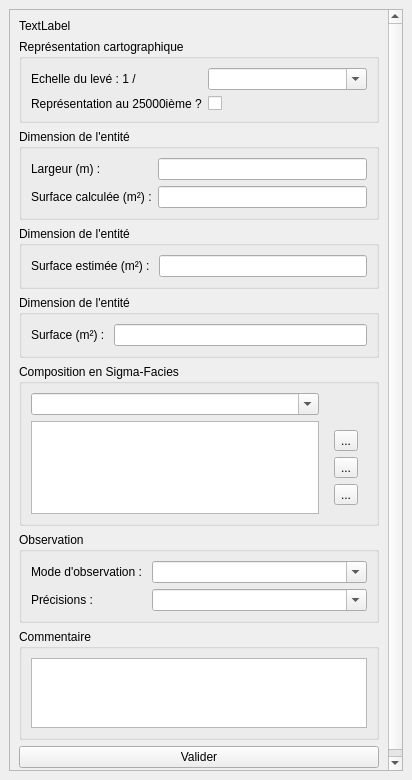
First picture: the form in src/ui/form_uvc.ui, repository IGNF/saisie_carhab, before the edit.
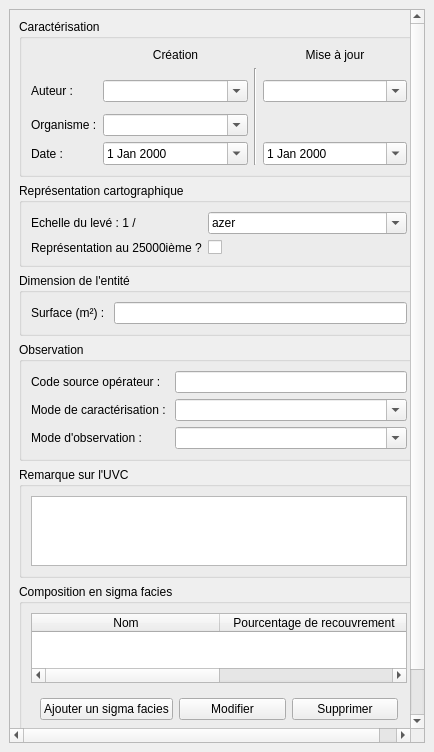
Second picture: the form after the edit. Icons and pictures are not drawn.

Patch:
```diff
--- a/src/ui/form_uvc.ui
+++ b/src/ui/form_uvc.ui
@@ -6,8 +6,8 @@
    <rect>
     <x>0</x>
     <y>0</y>
-    <width>412</width>
-    <height>780</height>
+    <width>434</width>
+    <height>752</height>
    </rect>
   </property>
   <property name="windowTitle">
@@ -25,16 +25,101 @@
         <rect>
          <x>0</x>
          <y>0</y>
-         <width>392</width>
-         <height>738</height>
+         <width>414</width>
+         <height>710</height>
         </rect>
        </property>
        <layout class="QVBoxLayout" name="verticalLayout">
         <item>
-         <widget class="QLabel" name="label_info">
-          <property name="text">
-           <string>TextLabel</string>
+         <widget class="QGroupBox" name="groupBox_3">
+          <property name="title">
+           <string>Caractérisation</string>
           </property>
+          <layout class="QGridLayout" name="gridLayout" columnstretch="5,15,1,15">
+           <item row="1" column="1">
+            <widget class="QLabel" name="label_7">
+             <property name="text">
+              <string>Création</string>
+             </property>
+             <property name="alignment">
+              <set>Qt::AlignCenter</set>
+             </property>
+            </widget>
+           </item>
+           <item row="1" column="3">
+            <widget class="QLabel" name="label_8">
+             <property name="text">
+              <string>Mise à jour</string>
+             </property>
+             <property name="alignment">
+              <set>Qt::AlignCenter</set>
+             </property>
+            </widget>
+           </item>
+           <item row="2" column="2" rowspan="6">
+            <widget class="Line" name="line">
+             <property name="orientation">
+              <enum>Qt::Vertical</enum>
+             </property>
+            </widget>
+           </item>
+           <item row="4" column="0">
+            <widget class="QLabel" name="label_4">
+             <property name="text">
+              <string>Auteur :</string>
+             </property>
+            </widget>
+           </item>
+           <item row="4" column="1">
+            <widget class="QComboBox" name="aut_crea">
+             <property name="editable">
+              <bool>true</bool>
+             </property>
+            </widget>
+           </item>
+           <item row="4" column="3">
+            <widget class="QComboBox" name="aut_maj">
+             <property name="editable">
+              <bool>true</bool>
+             </property>
+            </widget>
+           </item>
+           <item row="6" column="0">
+            <widget class="QLabel" name="label_5">
+             <property name="text">
+              <string>Organisme :</string>
+             </property>
+            </widget>
+           </item>
+           <item row="6" column="1">
+            <widget class="QComboBox" name="orga_crea">
+             <property name="editable">
+              <bool>true</bool>
+             </property>
+            </widget>
+           </item>
+           <item row="7" column="0">
+            <widget class="QLabel" name="label_6">
+             <property name="text">
+              <string>Date :</string>
+             </property>
+            </widget>
+           </item>
+           <item row="7" column="1">
+            <widget class="QDateEdit" name="date_crea">
+             <property name="calendarPopup">
+              <bool>true</bool>
+             </property>
+            </widget>
+           </item>
+           <item row="7" column="3">
+            <widget class="QDateEdit" name="date_maj">
+             <property name="calendarPopup">
+              <bool>true</bool>
+             </property>
+            </widget>
+           </item>
+          </layout>
          </widget>
         </item>
         <item>
@@ -55,13 +140,56 @@
              <property name="editable">
               <bool>true</bool>
              </property>
-            </widget>
-           </item>
-           <item row="1" column="1">
-            <widget class="QCheckBox" name="checkBox">
-             <property name="text">
-              <string/>
-             </property>
+             <item>
+              <property name="text">
+               <string>azer</string>
+              </property>
+             </item>
+             <item>
+              <property name="text">
+               <string>poiu</string>
+              </property>
+             </item>
+             <item>
+              <property name="text">
+               <string>qlksjdf</string>
+              </property>
+             </item>
+             <item>
+              <property name="text">
+               <string>jivoc</string>
+              </property>
+             </item>
+             <item>
+              <property name="text">
+               <string>hnbv</string>
+              </property>
+             </item>
+             <item>
+              <property name="text">
+               <string>1235</string>
+              </property>
+             </item>
+             <item>
+              <property name="text">
+               <string>12cvc</string>
+              </property>
+             </item>
+             <item>
+              <property name="text">
+               <string>df565</string>
+              </property>
+             </item>
+             <item>
+              <property name="text">
+               <string>azertyf</string>
+              </property>
+             </item>
+             <item>
+              <property name="text">
+               <string>jivhoc</string>
+              </property>
+             </item>
             </widget>
            </item>
            <item row="1" column="0">
@@ -71,57 +199,12 @@
              </property>
             </widget>
            </item>
-          </layout>
-         </widget>
-        </item>
-        <item>
-         <widget class="QGroupBox" name="groupBox_dim_line">
-          <property name="title">
-           <string>Dimension de l'entité</string>
-          </property>
-          <layout class="QFormLayout" name="formLayout_5">
-           <item row="0" column="0">
-            <widget class="QLabel" name="label_8">
+           <item row="1" column="1">
+            <widget class="QCheckBox" name="repr_carto">
              <property name="text">
-              <string>Largeur (m) : </string>
+              <string/>
              </property>
             </widget>
-           </item>
-           <item row="0" column="1">
-            <widget class="QLineEdit" name="larg_lin"/>
-           </item>
-           <item row="2" column="0">
-            <widget class="QLabel" name="label_12">
-             <property name="text">
-              <string>Surface calculée (m²) :</string>
-             </property>
-            </widget>
-           </item>
-           <item row="2" column="1">
-            <widget class="QLineEdit" name="surf_uvc">
-             <property name="readOnly">
-              <bool>true</bool>
-             </property>
-            </widget>
-           </item>
-          </layout>
-         </widget>
-        </item>
-        <item>
-         <widget class="QGroupBox" name="groupBox_dim_point">
-          <property name="title">
-           <string>Dimension de l'entité</string>
-          </property>
-          <layout class="QFormLayout" name="formLayout_6">
-           <item row="0" column="0">
-            <widget class="QLabel" name="label_10">
-             <property name="text">
-              <string>Surface estimée (m²) : </string>
-             </property>
-            </widget>
-           </item>
-           <item row="0" column="1">
-            <widget class="QLineEdit" name="surf_uvc_2"/>
            </item>
           </layout>
          </widget>
@@ -149,64 +232,6 @@
           </layout>
          </widget>
         </item>
-        <item>
-         <widget class="QGroupBox" name="groupBox_dim_point_2">
-          <property name="title">
-           <string>Composition en Sigma-Facies</string>
-          </property>
-          <layout class="QGridLayout" name="gridLayout">
-           <item row="1" column="2">
-            <widget class="QListWidget" name="list_sf"/>
-           </item>
-           <item row="1" column="3">
-            <widget class="QWidget" name="widget" native="true">
-             <layout class="QVBoxLayout" name="verticalLayout_4">
-              <item>
-               <widget class="QToolButton" name="psh_btn_add_sf">
-                <property name="text">
-                 <string>...</string>
-                </property>
-                <property name="icon">
-                 <iconset>
-                  <normaloff>:/plugins/SaisieCarhab/resources/img/add_element.png</normaloff>:/plugins/SaisieCarhab/resources/img/add_element.png</iconset>
-                </property>
-               </widget>
-              </item>
-              <item>
-               <widget class="QToolButton" name="psh_btn_del_sf">
-                <property name="text">
-                 <string>...</string>
-                </property>
-                <property name="icon">
-                 <iconset>
-                  <normaloff>:/plugins/SaisieCarhab/resources/img/close_job.png</normaloff>:/plugins/SaisieCarhab/resources/img/close_job.png</iconset>
-                </property>
-               </widget>
-              </item>
-              <item>
-               <widget class="QToolButton" name="psh_btn_see_sf">
-                <property name="text">
-                 <string>...</string>
-                </property>
-                <property name="icon">
-                 <iconset>
-                  <normaloff>:/plugins/SaisieCarhab/resources/img/see_element.png</normaloff>:/plugins/SaisieCarhab/resources/img/see_element.png</iconset>
-                </property>
-               </widget>
-              </item>
-             </layout>
-            </widget>
-           </item>
-           <item row="0" column="2">
-            <widget class="QComboBox" name="cb_box_compo_sf">
-             <property name="editable">
-              <bool>true</bool>
-             </property>
-            </widget>
-           </item>
-          </layout>
-         </widget>
-        </item>
         <item>
          <widget class="QGroupBox" name="groupBox_8">
           <property name="title">
@@ -214,19 +239,36 @@
           </property>
           <layout class="QFormLayout" name="formLayout_8">
            <item row="0" column="0">
+            <widget class="QLabel" name="label_15">
+             <property name="text">
+              <string>Code source opérateur : </string>
+             </property>
+            </widget>
+           </item>
+           <item row="0" column="1">
+            <widget class="QLineEdit" name="cd_src_op"/>
+           </item>
+           <item row="1" column="0">
             <widget class="QLabel" name="label_13">
              <property name="text">
+              <string>Mode de caractérisation : </string>
+             </property>
+            </widget>
+           </item>
+           <item row="1" column="1">
+            <widget class="QComboBox" name="mode_carac">
+             <property name="editable">
+              <bool>true</bool>
+             </property>
+            </widget>
+           </item>
+           <item row="2" column="0">
+            <widget class="QLabel" name="label_14">
+             <property name="text">
               <string>Mode d'observation : </string>
              </property>
             </widget>
            </item>
-           <item row="0" column="1">
-            <widget class="QComboBox" name="mode_c_uvc">
-             <property name="editable">
-              <bool>true</bool>
-             </property>
-            </widget>
-           </item>
            <item row="2" column="1">
             <widget class="QComboBox" name="obs_c_uvc">
              <property name="editable">
@@ -237,20 +279,13 @@
              </property>
             </widget>
            </item>
-           <item row="2" column="0">
-            <widget class="QLabel" name="label_14">
-             <property name="text">
-              <string>Précisions : </string>
-             </property>
-            </widget>
-           </item>
           </layout>
          </widget>
         </item>
         <item>
          <widget class="QGroupBox" name="groupBox_9">
           <property name="title">
-           <string>Commentaire</string>
+           <string>Remarque sur l'UVC</string>
           </property>
           <layout class="QVBoxLayout" name="verticalLayout_2">
            <item>
@@ -260,7 +295,93 @@
          </widget>
         </item>
         <item>
-         <widget class="QPushButton" name="psh_btn_val_uvc">
+         <widget class="QGroupBox" name="form_sigmaf">
+          <property name="title">
+           <string>Composition en sigma facies</string>
+          </property>
+          <layout class="QVBoxLayout" name="verticalLayout_4">
+           <item>
+            <widget class="QTableWidget" name="code_serie__pct_recouv">
+             <property name="minimumSize">
+              <size>
+               <width>376</width>
+               <height>0</height>
+              </size>
+             </property>
+             <property name="rowCount">
+              <number>0</number>
+             </property>
+             <property name="columnCount">
+              <number>2</number>
+             </property>
+             <attribute name="horizontalHeaderCascadingSectionResizes">
+              <bool>true</bool>
+             </attribute>
+             <attribute name="horizontalHeaderDefaultSectionSize">
+              <number>188</number>
+             </attribute>
+             <attribute name="horizontalHeaderHighlightSections">
+              <bool>true</bool>
+             </attribute>
+             <attribute name="horizontalHeaderShowSortIndicator" stdset="0">
+              <bool>false</bool>
+             </attribute>
+             <attribute name="horizontalHeaderStretchLastSection">
+              <bool>true</bool>
+             </attribute>
+             <attribute name="verticalHeaderVisible">
+              <bool>false</bool>
+             </attribute>
+             <attribute name="verticalHeaderCascadingSectionResizes">
+              <bool>false</bool>
+             </attribute>
+             <attribute name="verticalHeaderStretchLastSection">
+              <bool>false</bool>
+             </attribute>
+             <column>
+              <property name="text">
+               <string>Nom</string>
+              </property>
+             </column>
+             <column>
+              <property name="text">
+               <string>Pourcentage de recouvrement</string>
+              </property>
+             </column>
+            </widget>
+           </item>
+           <item>
+            <widget class="QWidget" name="qwidget" native="true">
+             <layout class="QGridLayout" name="gridLayout_2">
+              <item row="0" column="0">
+               <widget class="QPushButton" name="add">
+                <property name="text">
+                 <string>Ajouter un sigma facies</string>
+                </property>
+               </widget>
+              </item>
+              <item row="0" column="1">
+               <widget class="QPushButton" name="edit">
+                <property name="text">
+                 <string>Modifier</string>
+                </property>
+               </widget>
+              </item>
+              <item row="0" column="2">
+               <widget class="QPushButton" name="del">
+                <property name="text">
+                 <string>Supprimer</string>
+                </property>
+               </widget>
+              </item>
+             </layout>
+            </widget>
+           </item>
+          </layout>
+         </widget>
+        </item>
+        <item>
+         <widget class="QPushButton" name="valid_btn">
           <property name="text">
            <string>Valider</string>
           </property>
```
Left out of the diff: 36 changed lines with no effect on the pictures.
